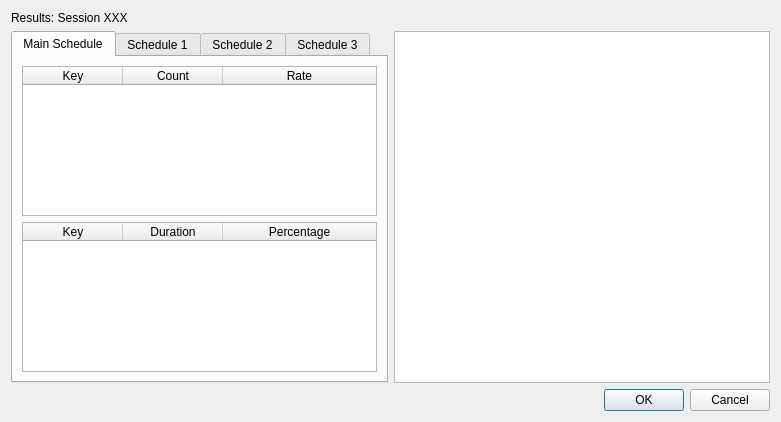
miyamot0/DataTracker3, file resultsdialog.ui: the form before one commit.
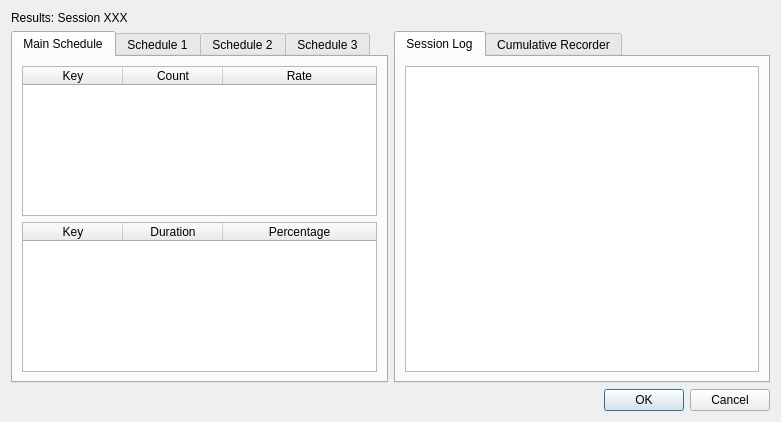
The form after the commit.

Diff of the .ui file:
```diff
--- a/resultsdialog.ui
+++ b/resultsdialog.ui
@@ -285,7 +285,26 @@
         </widget>
        </item>
        <item>
-        <widget class="QListView" name="listView"/>
+        <widget class="QTabWidget" name="tabWidget_2">
+         <property name="currentIndex">
+          <number>0</number>
+         </property>
+         <widget class="QWidget" name="tableWidgetLog">
+          <attribute name="title">
+           <string>Session Log</string>
+          </attribute>
+          <layout class="QVBoxLayout" name="verticalLayout_7">
+           <item>
+            <widget class="QListView" name="listView"/>
+           </item>
+          </layout>
+         </widget>
+         <widget class="QWidget" name="tab_2">
+          <attribute name="title">
+           <string>Cumulative Recorder</string>
+          </attribute>
+         </widget>
+        </widget>
        </item>
       </layout>
      </item>
```
